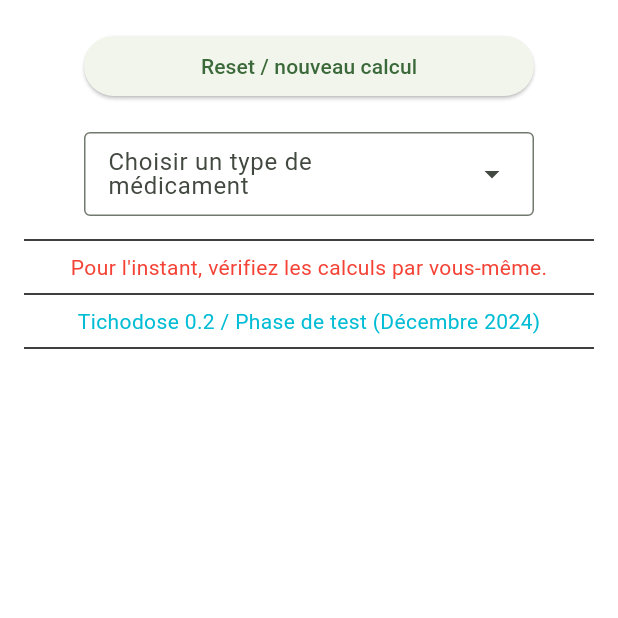
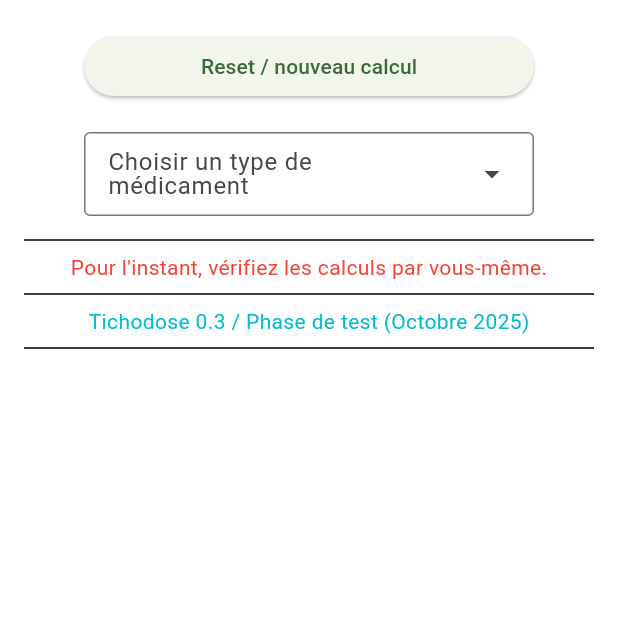
Before and after one commit to viafx24/tichodose, a Flutter app: the screen it shows after launch, on a phone screen of 412 x 824 dp, the top half of it. Run offline on Flutter 3.47's test engine with Material 3 defaults, Android fonts, the phone set to English and light mode, and no system bars; our stand-ins replace flutter_phoenix; missing offline and left inert: function_tree.

Commit message:
version 13

```diff
--- a/lib/main.dart
+++ b/lib/main.dart
@@ -150,7 +150,7 @@ class _DropdownMenuAppState extends State<DropdownMenuApp> {
                         Divider(
                             color: Colors.black, thickness: 1), // Séparateur
                         Text(
-                          "Tichodose 0.2 / Phase de test (Décembre 2024)",
+                          "Tichodose 0.3 / Phase de test (Octobre 2025)",
                           style: TextStyle(fontSize: 14.0, color: Colors.cyan),
                         ),
                         Divider(
--- a/pubspec.yaml
+++ b/pubspec.yaml
@@ -1,7 +1,7 @@
 name: tichodose
 description: "A new Flutter project."
 publish_to: 'none'
-version: 0.2.0+10
+version: 0.3.0+13
 
 environment:
   sdk: '>=3.4.0 <4.0.0'
```
